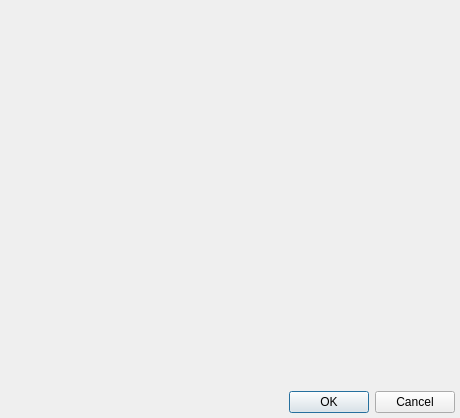
This is Vacuum/trunk/src/plugins/DataForms/datadialog.ui in vacuum-im/vacuum-im as Qt 5 draws it before an edit. The edited form follows.
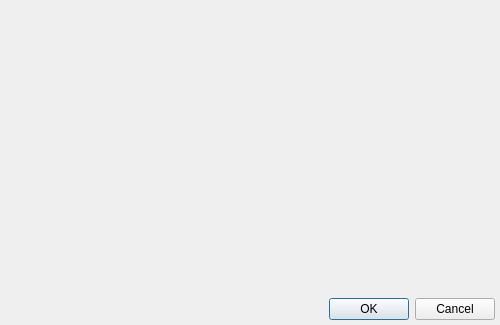
This is the edited form.

Diff of the .ui file:
```diff
--- a/Vacuum/trunk/src/plugins/DataForms/datadialog.ui
+++ b/Vacuum/trunk/src/plugins/DataForms/datadialog.ui
@@ -5,8 +5,8 @@
    <rect>
     <x>0</x>
     <y>0</y>
-    <width>460</width>
-    <height>418</height>
+    <width>500</width>
+    <height>325</height>
    </rect>
   </property>
   <layout class="QVBoxLayout" >
```
Left out of the diff: 3 changed lines with no effect on the pictures.
